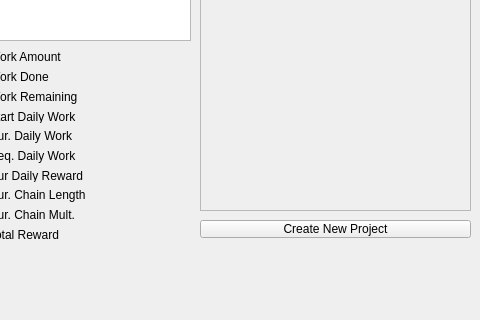
Above: Projects/projectswindow.ui from polub333/ProjectsManager before the change; both pictures show x 420 to 900 and y 180 to 500 of the 900 by 500 pixel window. Below: the same form after it.
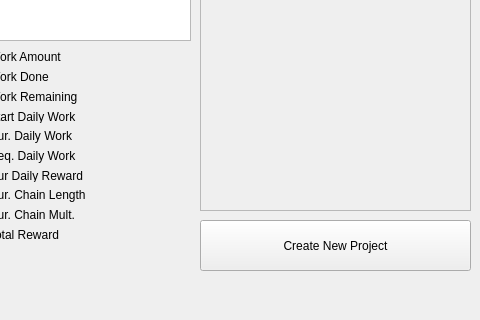
That is the form after the change.

What changed in the file:
```diff
--- a/Projects/projectswindow.ui
+++ b/Projects/projectswindow.ui
@@ -510,7 +510,7 @@
      <x>620</x>
      <y>400</y>
      <width>271</width>
-     <height>18</height>
+     <height>51</height>
     </rect>
    </property>
    <property name="text">
```
